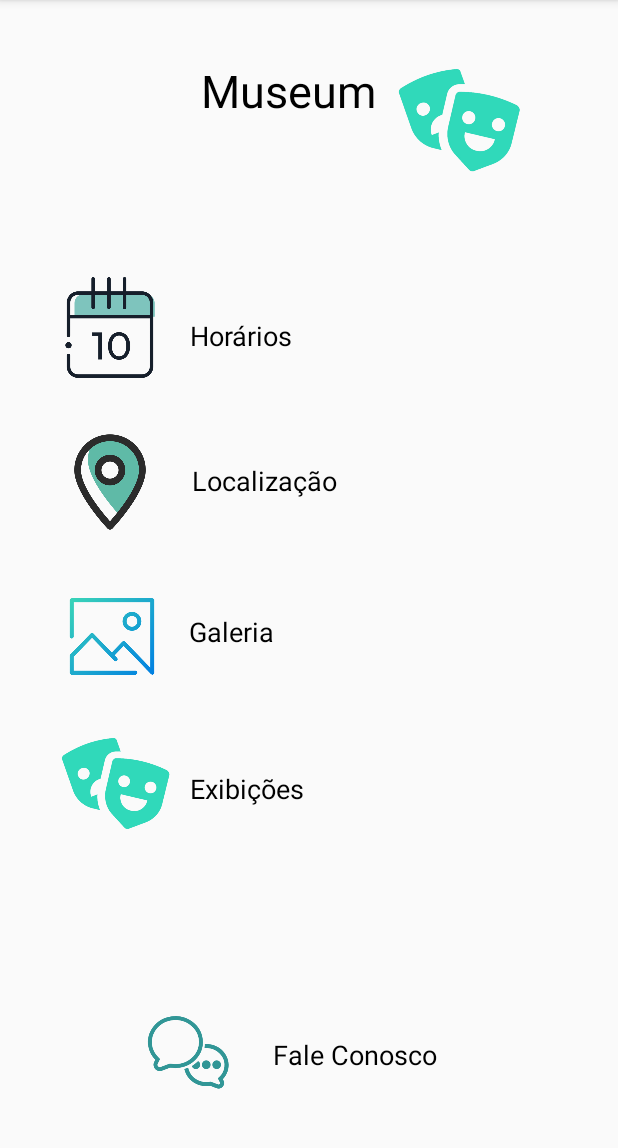
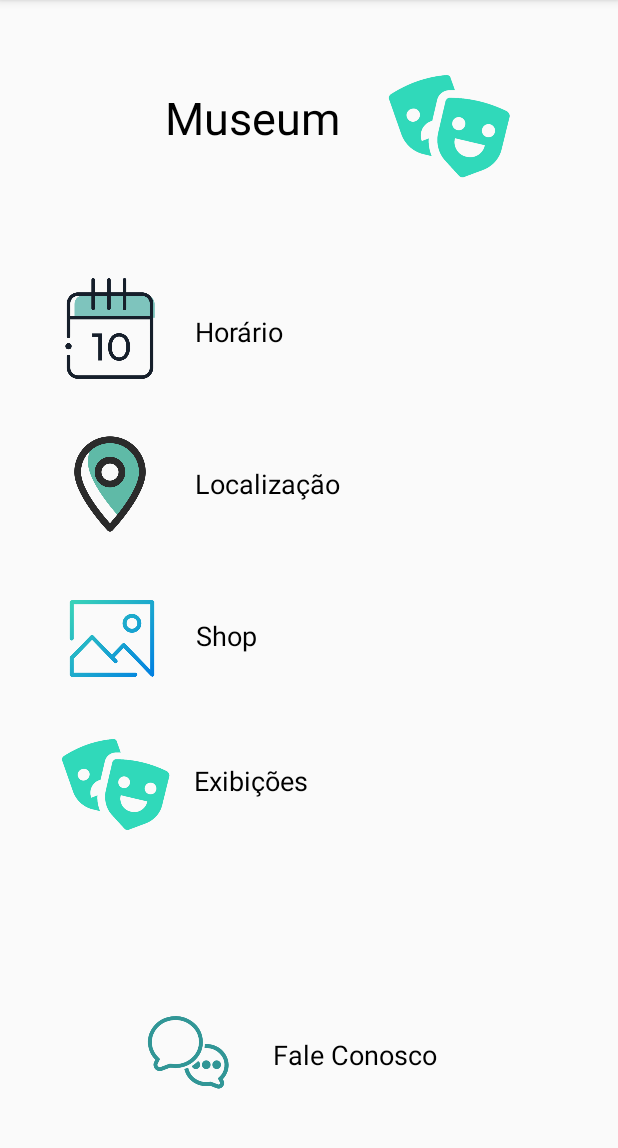
Before and after one commit to FehVicin/MuseuDaora, an Android app: the screen it shows after launch (MainActivity), on a phone screen of 412 x 824 dp, the part 84-1232 px from its top. Run offline under Robolectric (Android 15) with nearby library versions, the phone set to English and light mode, and no system bars.

Commit message:
reupload code

```diff
--- a/app/build.gradle
+++ b/app/build.gradle
@@ -26,6 +26,7 @@ dependencies {
     implementation fileTree(dir: "libs", include: ["*.jar"])
     implementation 'androidx.appcompat:appcompat:1.2.0'
     implementation 'androidx.constraintlayout:constraintlayout:2.0.1'
+    implementation 'com.squareup.picasso:picasso:2.71828'
     implementation 'com.android.volley:volley:1.2.0'
     testImplementation 'junit:junit:4.12'
     androidTestImplementation 'androidx.test.ext:junit:1.1.2'
--- a/app/src/main/AndroidManifest.xml
+++ b/app/src/main/AndroidManifest.xml
@@ -11,7 +11,7 @@
         android:supportsRtl="true"
         android:theme="@style/AppTheme">
         <activity android:name=".Exibicoes"></activity>
-        <activity android:name=".Galeria" />
+        <activity android:name=".Shop" />
         <activity android:name=".Faleconosco" />
         <activity android:name=".Local" />
         <activity android:name=".Horario" />
--- a/app/src/main/java/com/example/appmuseu/MainActivity.java
+++ b/app/src/main/java/com/example/appmuseu/MainActivity.java
@@ -24,8 +24,8 @@ public class MainActivity extends AppCompatActivity {
         startActivity(intent2);
     }
 
-    public void clickgaleria (View view) {
-        Intent intent3 = new Intent(this, Galeria.class);
+    public void clickshop (View view) {
+        Intent intent3 = new Intent(this, Shop.class);
         startActivity(intent3);
     }
 
--- a/app/src/main/java/com/example/appmuseu/exibicoes.java
+++ b/app/src/main/java/com/example/appmuseu/exibicoes.java
@@ -85,10 +85,7 @@ public class Exibicoes extends AppCompatActivity {
         i--;
         if(i < 0) {
             i = 0;
-            Search();
         }
-        else{
-            Search();
-        }
+        Search();
     }
 }
--- a/app/src/main/res/layout/activity_main.xml
+++ b/app/src/main/res/layout/activity_main.xml
@@ -16,69 +16,10 @@
         android:textSize="30sp"
         app:layout_constraintBottom_toBottomOf="parent"
         app:layout_constraintEnd_toEndOf="parent"
+        app:layout_constraintHorizontal_bias="0.411"
         app:layout_constraintStart_toStartOf="parent"
         app:layout_constraintTop_toTopOf="parent"
-        app:layout_constraintVertical_bias="0.056" />
-
-    <TextView
-        android:id="@+id/txtexibicoes"
-        android:layout_width="wrap_content"
-        android:layout_height="wrap_content"
-        android:onClick="clickexibicoes"
-        android:text="@string/txtexibicoes"
-        android:textColor="@android:color/black"
-        android:textSize="18sp"
-        app:layout_constraintBottom_toBottomOf="parent"
-        app:layout_constraintEnd_toEndOf="parent"
-        app:layout_constraintHorizontal_bias="0.376"
-        app:layout_constraintStart_toStartOf="parent"
-        app:layout_constraintTop_toTopOf="parent"
-        app:layout_constraintVertical_bias="0.691" />
-
-    <TextView
-        android:id="@+id/txtgaleria"
-        android:layout_width="wrap_content"
-        android:layout_height="wrap_content"
-        android:onClick="clickgaleria"
-        android:text="@string/txtgaleria"
-        android:textColor="@android:color/black"
-        android:textSize="18sp"
-        app:layout_constraintBottom_toBottomOf="parent"
-        app:layout_constraintEnd_toEndOf="parent"
-        app:layout_constraintHorizontal_bias="0.354"
-        app:layout_constraintStart_toStartOf="parent"
-        app:layout_constraintTop_toTopOf="parent"
-        app:layout_constraintVertical_bias="0.55" />
-
-    <TextView
-        android:id="@+id/txthorarios"
-        android:layout_width="wrap_content"
-        android:layout_height="wrap_content"
-        android:onClick="clickhorario"
-        android:text="@string/txthorarios"
-        android:textColor="@android:color/black"
-        android:textSize="18sp"
-        app:layout_constraintBottom_toBottomOf="parent"
-        app:layout_constraintEnd_toEndOf="parent"
-        app:layout_constraintHorizontal_bias="0.368"
-        app:layout_constraintStart_toStartOf="parent"
-        app:layout_constraintTop_toTopOf="parent"
-        app:layout_constraintVertical_bias="0.284" />
-
-    <TextView
-        android:id="@+id/txttitulolocal"
-        android:layout_width="wrap_content"
-        android:layout_height="wrap_content"
-        android:onClick="clicklocal"
-        android:text="@string/txtlocalizacao"
-        android:textColor="@android:color/black"
-        android:textSize="18sp"
-        app:layout_constraintBottom_toBottomOf="parent"
-        app:layout_constraintEnd_toEndOf="parent"
-        app:layout_constraintHorizontal_bias="0.406"
-        app:layout_constraintStart_toStartOf="parent"
-        app:layout_constraintTop_toTopOf="parent"
-        app:layout_constraintVertical_bias="0.414" />
+        app:layout_constraintVertical_bias="0.081" />
 
     <TextView
         android:id="@+id/txtfale"
@@ -105,8 +46,109 @@
         app:layout_constraintHorizontal_bias="0.109"
         app:layout_constraintStart_toStartOf="parent"
         app:layout_constraintTop_toTopOf="parent"
-        app:layout_constraintVertical_bias="0.259"
+        app:layout_constraintVertical_bias="0.26"
         app:srcCompat="@drawable/calendariopng" />
+
+    <TextView
+        android:id="@+id/txtexibicoes"
+        android:layout_width="wrap_content"
+        android:layout_height="wrap_content"
+        android:onClick="clickexibicoes"
+        android:text="@string/txtexibicoes"
+        android:textColor="@android:color/black"
+        android:textSize="18sp"
+        app:layout_constraintBottom_toBottomOf="parent"
+        app:layout_constraintEnd_toEndOf="parent"
+        app:layout_constraintHorizontal_bias="0.059"
+        app:layout_constraintStart_toEndOf="@+id/imgicone2"
+        app:layout_constraintTop_toTopOf="parent"
+        app:layout_constraintVertical_bias="0.683" />
+
+    <ImageView
+        android:id="@+id/imgicone2"
+        android:layout_width="80dp"
+        android:layout_height="80dp"
+        android:contentDescription="@string/imgicone2"
+        app:layout_constraintBottom_toBottomOf="parent"
+        app:layout_constraintEnd_toEndOf="parent"
+        app:layout_constraintHorizontal_bias="0.111"
+        app:layout_constraintStart_toStartOf="parent"
+        app:layout_constraintTop_toTopOf="parent"
+        app:layout_constraintVertical_bias="0.701"
+        app:srcCompat="@drawable/teatropng2" />
+
+    <TextView
+        android:id="@+id/txttitulolocal"
+        android:layout_width="wrap_content"
+        android:layout_height="wrap_content"
+        android:layout_marginEnd="16dp"
+        android:layout_marginRight="16dp"
+        android:onClick="clicklocal"
+        android:text="@string/txtlocalizacao"
+        android:textColor="@android:color/black"
+        android:textSize="18sp"
+        app:layout_constraintBottom_toBottomOf="parent"
+        app:layout_constraintEnd_toEndOf="parent"
+        app:layout_constraintHorizontal_bias="0.105"
+        app:layout_constraintStart_toEndOf="@+id/imglocal"
+        app:layout_constraintTop_toTopOf="parent"
+        app:layout_constraintVertical_bias="0.417" />
+
+    <TextView
+        android:id="@+id/txtgaleria"
+        android:layout_width="wrap_content"
+        android:layout_height="wrap_content"
+        android:onClick="clickshop"
+        android:text="@string/txtgaleria"
+        android:textColor="@android:color/black"
+        android:textSize="18sp"
+        app:layout_constraintBottom_toBottomOf="parent"
+        app:layout_constraintEnd_toEndOf="parent"
+        app:layout_constraintHorizontal_bias="0.07"
+        app:layout_constraintStart_toEndOf="@+id/imggaleria"
+        app:layout_constraintTop_toTopOf="parent"
+        app:layout_constraintVertical_bias="0.553" />
+
+    <TextView
+        android:id="@+id/txthorarios"
+        android:layout_width="wrap_content"
+        android:layout_height="wrap_content"
+        android:onClick="clickhorario"
+        android:text="@string/txthorarios"
+        android:textColor="@android:color/black"
+        android:textSize="18sp"
+        app:layout_constraintBottom_toBottomOf="parent"
+        app:layout_constraintEnd_toEndOf="parent"
+        app:layout_constraintHorizontal_bias="0.082"
+        app:layout_constraintStart_toEndOf="@+id/imghorario"
+        app:layout_constraintTop_toTopOf="parent"
+        app:layout_constraintVertical_bias="0.281" />
+
+    <ImageView
+        android:id="@+id/imggaleria"
+        android:layout_width="76dp"
+        android:layout_height="75dp"
+        android:contentDescription="@string/imggaleria"
+        app:layout_constraintBottom_toBottomOf="parent"
+        app:layout_constraintEnd_toEndOf="parent"
+        app:layout_constraintHorizontal_bias="0.11"
+        app:layout_constraintStart_toStartOf="parent"
+        app:layout_constraintTop_toTopOf="parent"
+        app:layout_constraintVertical_bias="0.556"
+        app:srcCompat="@drawable/galeriapng" />
+
+    <ImageView
+        android:id="@+id/imglocal"
+        android:layout_width="73dp"
+        android:layout_height="69dp"
+        android:contentDescription="@string/imglocal"
+        app:layout_constraintBottom_toBottomOf="parent"
+        app:layout_constraintEnd_toEndOf="parent"
+        app:layout_constraintHorizontal_bias="0.109"
+        app:layout_constraintStart_toStartOf="parent"
+        app:layout_constraintTop_toTopOf="parent"
+        app:layout_constraintVertical_bias="0.412"
+        app:srcCompat="@drawable/localpng" />
 
     <ImageView
         android:id="@+id/imgfale"
@@ -122,55 +164,16 @@
         app:srcCompat="@drawable/falepng" />
 
     <ImageView
-        android:id="@+id/imglocal"
-        android:layout_width="73dp"
-        android:layout_height="69dp"
-        android:contentDescription="@string/imglocal"
-        app:layout_constraintBottom_toBottomOf="parent"
-        app:layout_constraintEnd_toEndOf="parent"
-        app:layout_constraintHorizontal_bias="0.109"
-        app:layout_constraintStart_toStartOf="parent"
-        app:layout_constraintTop_toTopOf="parent"
-        app:layout_constraintVertical_bias="0.41"
-        app:srcCompat="@drawable/localpng" />
-
-    <ImageView
-        android:id="@+id/imggaleria"
-        android:layout_width="76dp"
-        android:layout_height="75dp"
-        android:contentDescription="@string/imggaleria"
-        app:layout_constraintBottom_toBottomOf="parent"
-        app:layout_constraintEnd_toEndOf="parent"
-        app:layout_constraintHorizontal_bias="0.11"
-        app:layout_constraintStart_toStartOf="parent"
-        app:layout_constraintTop_toTopOf="parent"
-        app:layout_constraintVertical_bias="0.554"
-        app:srcCompat="@drawable/galeriapng" />
-
-    <ImageView
         android:id="@+id/imgicone"
         android:layout_width="90dp"
         android:layout_height="99dp"
         android:contentDescription="@string/imgicone"
         app:layout_constraintBottom_toBottomOf="parent"
         app:layout_constraintEnd_toEndOf="parent"
-        app:layout_constraintHorizontal_bias="0.809"
-        app:layout_constraintStart_toStartOf="parent"
+        app:layout_constraintHorizontal_bias="0.0"
+        app:layout_constraintStart_toEndOf="@+id/txttitulo"
         app:layout_constraintTop_toTopOf="parent"
-        app:layout_constraintVertical_bias="0.044"
-        app:srcCompat="@drawable/teatropng2" />
-
-    <ImageView
-        android:id="@+id/imgicone2"
-        android:layout_width="80dp"
-        android:layout_height="80dp"
-        android:contentDescription="@string/imgicone2"
-        app:layout_constraintBottom_toBottomOf="parent"
-        app:layout_constraintEnd_toEndOf="parent"
-        app:layout_constraintHorizontal_bias="0.111"
-        app:layout_constraintStart_toStartOf="parent"
-        app:layout_constraintTop_toTopOf="parent"
-        app:layout_constraintVertical_bias="0.7"
+        app:layout_constraintVertical_bias="0.05"
         app:srcCompat="@drawable/teatropng2" />
 
 </androidx.constraintlayout.widget.ConstraintLayout>
--- a/app/src/main/res/values/strings.xml
+++ b/app/src/main/res/values/strings.xml
@@ -3,8 +3,8 @@
 
     <string name="txtfale">Fale Conosco</string>
     <string name="txtlocalizacao">Localização</string>
-    <string name="txthorarios">Horários</string>
-    <string name="txtgaleria">Galeria</string>
+    <string name="txthorarios">Horário</string>
+    <string name="txtgaleria">Shop</string>
     <string name="txtexibicoes">Exibições</string>
     <string name="txttitulo">Museum</string>
 
@@ -39,7 +39,7 @@
     <string name="txtendereco">R. Sumaré - Santo Antônio Osasco - SP, 02675-031</string>
     <string name="imgmapa"/>
 
-    <string name="txttitulohorario">Horários</string>
+    <string name="txttitulohorario">Horário</string>
     <string name="txtexplicacao">Em razão da decisão do Governo do Estado de São Paulo para enfrentamento da pandemia de Covid19, nosso museu estará fechado para visitação a partir do próximo sábado, dia 6 de março, até a terça-feira dia 30 de março, data em que está prevista a nova classificação do plano de restrições determinado em âmbito estadual.</string>
 
     <string name="txttitulogaleria">Galeria</string>
```
Also changed, not shown: app/src/main/java/com/example/appmuseu/Shop.java (added, +121 -0 lines), app/src/main/java/com/example/appmuseu/galeria.java (deleted, +0 -14 lines), app/src/main/java/com/example/appmuseu/horario.java (+58 -0 lines), app/src/main/res/layout/activity_horario.xml (+44 -24 lines), app/src/main/res/layout/activity_shop.xml (renamed from app/src/main/res/layout/activity_galeria.xml, +44 -37 lines).
